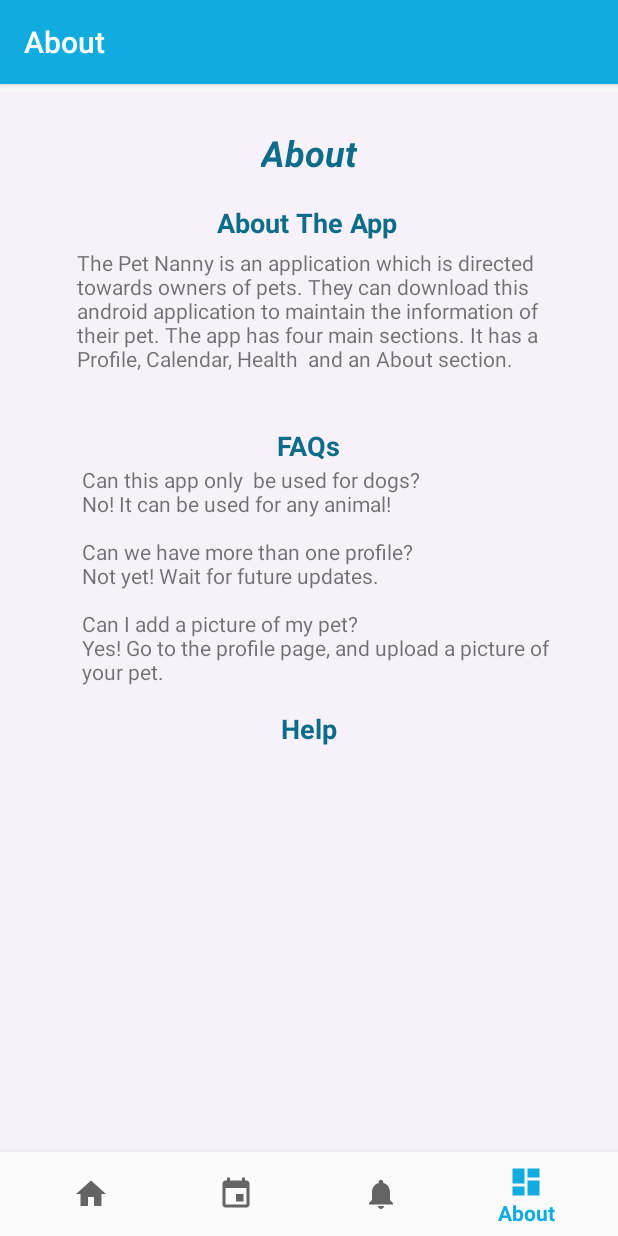
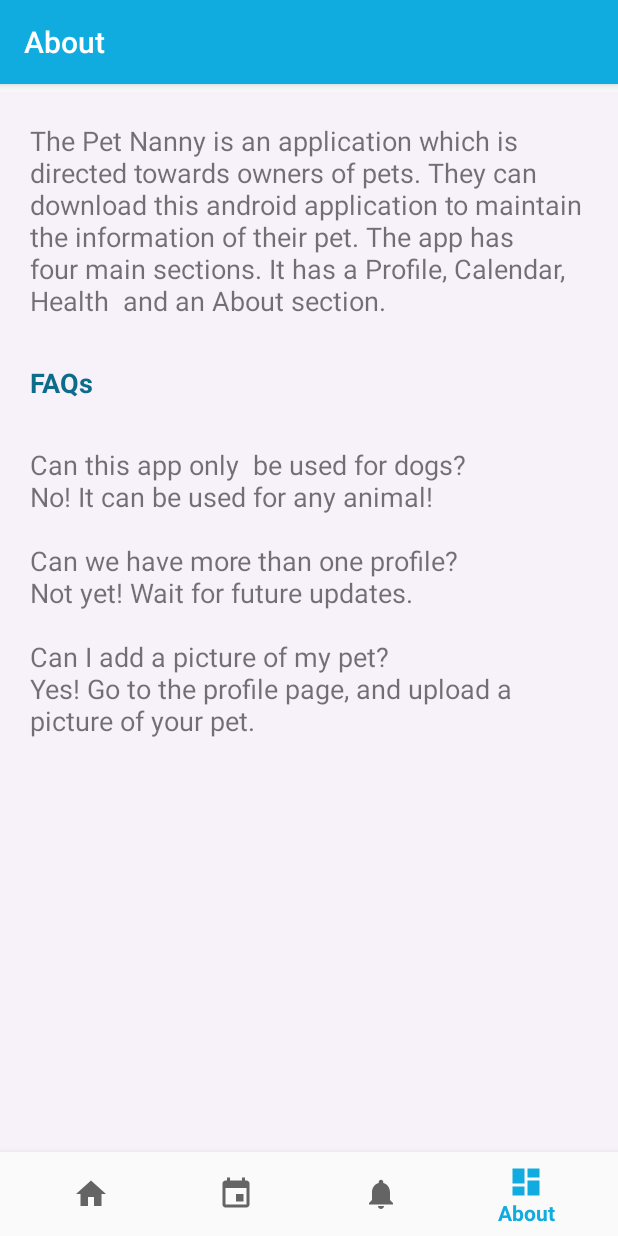
Before and after one commit to gayatri-sapra/3354-jjags, an Android app: the AboutFragment screen opened through its navigation route, on a phone screen of 412 x 824 dp. Run offline under Robolectric (Android 15) with nearby library versions, the phone set to English and light mode, and no system bars; our stand-ins replace navigation-ui; 1 statement that could not run was skipped.

Commit message:
updated about page content to appear more concise

```diff
--- a/PetNannyDEV/app/src/main/res/layout/fragment_about.xml
+++ b/PetNannyDEV/app/src/main/res/layout/fragment_about.xml
@@ -4,87 +4,50 @@
     xmlns:tools="http://schemas.android.com/tools"
     android:layout_width="match_parent"
     android:layout_height="match_parent"
+    android:orientation="horizontal"
+    android:padding="20dp"
     android:background="@color/lavender">
 
-    <TextView
-        android:id="@+id/aboutAppParagraph2"
-        android:layout_width="312dp"
-        android:layout_height="103dp"
-        android:layout_marginTop="80dp"
+    <ScrollView
+        android:layout_width="match_parent"
+        android:layout_height="match_parent"
         android:layout_marginBottom="32dp"
-        android:text="The Pet Nanny is an application which is directed towards owners of pets. They can download this android application to maintain the information of their pet. The app has four main sections. It has a Profile, Calendar, Health  and an About section."
-        app:layout_constraintBottom_toTopOf="@+id/questionsText"
+        app:layout_constraintBottom_toBottomOf="parent"
         app:layout_constraintEnd_toEndOf="parent"
-        app:layout_constraintHorizontal_bias="0.51"
         app:layout_constraintStart_toStartOf="parent"
-        app:layout_constraintTop_toBottomOf="@+id/titleAbout"
-        app:layout_constraintVertical_bias="0.666" />
+        app:layout_constraintTop_toTopOf="parent" >
+
+    <LinearLayout
+        android:layout_width="match_parent"
+        android:layout_height="wrap_content"
+        android:orientation="vertical">
 
         <TextView
-        android:id="@+id/aboutAppText"
-        android:layout_width="wrap_content"
+            android:id="@+id/aboutParagraph"
+            android:layout_width="match_parent"
             android:layout_height="wrap_content"
-        android:text="About The App"
-        android:textColor="#0D6C8A"
             android:textSize="18sp"
-        android:textStyle="bold"
-        app:layout_constraintBottom_toTopOf="@+id/aboutAppParagraph2"
-        app:layout_constraintEnd_toEndOf="parent"
-        app:layout_constraintHorizontal_bias="0.497"
-        app:layout_constraintStart_toStartOf="parent"
-        app:layout_constraintTop_toBottomOf="@+id/titleAbout"
-        app:layout_constraintVertical_bias="0.785" />
-
-    <TextView
-        android:id="@+id/aboutAppParagraph"
-        android:layout_width="318dp"
-        android:layout_height="163dp"
-        android:layout_marginTop="300dp"
-        android:text="Can this app only  be used for dogs?\nNo! It can be used for any animal! \n\nCan we have more than one profile? \nNot yet! Wait for future updates.\n\nCan I add a picture of my pet?\nYes! Go to the profile page, and upload a picture of your pet. "
-        app:layout_constraintBottom_toTopOf="@+id/questionsText"
-        app:layout_constraintEnd_toEndOf="parent"
-        app:layout_constraintHorizontal_bias="0.581"
-        app:layout_constraintStart_toStartOf="parent"
-        app:layout_constraintTop_toBottomOf="@+id/titleAbout"
-        app:layout_constraintVertical_bias="0.364" />
+            android:text="The Pet Nanny is an application which is directed towards owners of pets. They can download this android application to maintain the information of their pet. The app has four main sections. It has a Profile, Calendar, Health  and an About section." />
 
         <TextView
             android:id="@+id/questionsText"
-        android:layout_width="wrap_content"
+            android:layout_width="match_parent"
             android:layout_height="wrap_content"
-        android:layout_marginTop="124dp"
-        android:text="FAQs"
             android:textColor="#0D6C8A"
+            android:textColorLink="#0D6C8A"
             android:textSize="18sp"
             android:textStyle="bold"
-        app:layout_constraintEnd_toEndOf="parent"
-        app:layout_constraintStart_toStartOf="parent"
-        app:layout_constraintTop_toBottomOf="@+id/aboutAppText" />
+            android:text="FAQs"
+            android:layout_marginVertical="30dp"
+            android:layout_centerVertical="true" />
 
         <TextView
-        android:id="@+id/helpText"
-        android:layout_width="wrap_content"
+            android:id="@+id/questionsParagraph"
+            android:layout_width="match_parent"
             android:layout_height="wrap_content"
-        android:layout_marginTop="164dp"
-        android:text="Help"
-        android:textColor="#0D6C8A"
             android:textSize="18sp"
-        android:textStyle="bold"
-        app:layout_constraintEnd_toEndOf="parent"
-        app:layout_constraintStart_toStartOf="parent"
-        app:layout_constraintTop_toBottomOf="@+id/questionsText" />
+            android:text="Can this app only  be used for dogs?\nNo! It can be used for any animal! \n\nCan we have more than one profile? \nNot yet! Wait for future updates.\n\nCan I add a picture of my pet?\nYes! Go to the profile page, and upload a picture of your pet. " />
 
-    <TextView
-        android:id="@+id/titleAbout"
-        android:layout_width="wrap_content"
-        android:layout_height="wrap_content"
-        android:layout_marginTop="24dp"
-        android:text="@string/title_about"
-        android:textColor="#0D6C8A"
-        android:textSize="24sp"
-        android:textStyle="bold|italic"
-        app:layout_constraintEnd_toEndOf="parent"
-        app:layout_constraintStart_toStartOf="parent"
-        app:layout_constraintTop_toTopOf="parent" />
-
+    </LinearLayout>
+</ScrollView>
 </androidx.constraintlayout.widget.ConstraintLayout>
```
Lines whose indentation alone changed are shown as unchanged.
